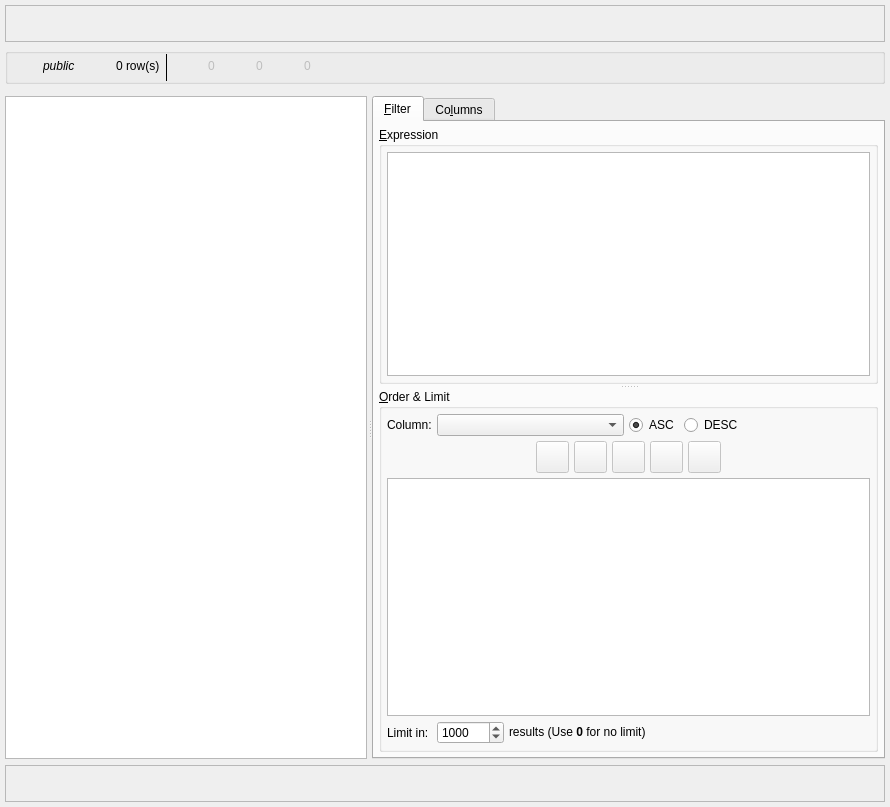
First picture: the form in libs/libgui/ui/tools/datagridwidget.ui, repository maniac787/pgmodeler, before the edit.
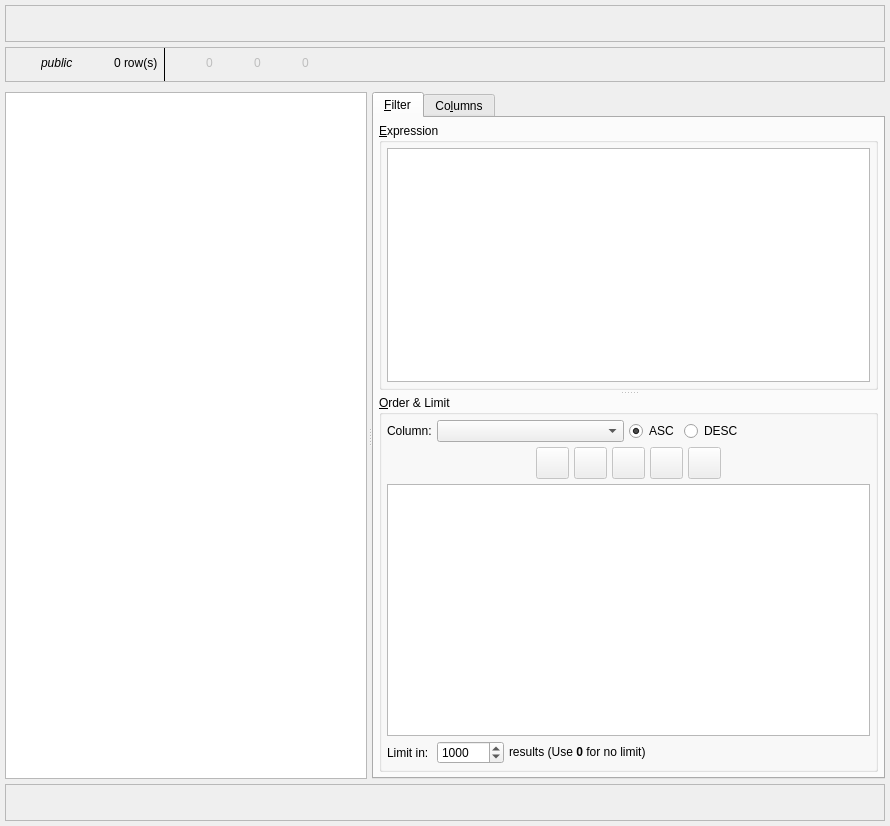
Second picture: the form after the edit. Icons and pictures are not drawn.

What changed in the file:
```diff
--- a/libs/libgui/ui/tools/datagridwidget.ui
+++ b/libs/libgui/ui/tools/datagridwidget.ui
@@ -7,13 +7,22 @@
     <x>0</x>
     <y>0</y>
     <width>890</width>
-    <height>807</height>
+    <height>826</height>
    </rect>
   </property>
+  <property name="sizePolicy">
+   <sizepolicy hsizetype="Expanding" vsizetype="Expanding">
+    <horstretch>0</horstretch>
+    <verstretch>0</verstretch>
+   </sizepolicy>
+  </property>
   <property name="windowTitle">
    <string>Form</string>
   </property>
   <layout class="QVBoxLayout" name="verticalLayout">
+   <property name="spacing">
+    <number>5</number>
+   </property>
    <property name="leftMargin">
     <number>5</number>
    </property>
@@ -113,24 +122,21 @@
     </widget>
    </item>
    <item>
-    <widget class="QGroupBox" name="tab_info_gb">
+    <widget class="QFrame" name="tab_info_frm">
      <property name="sizePolicy">
-      <sizepolicy hsizetype="Expanding" vsizetype="Fixed">
+      <sizepolicy hsizetype="Expanding" vsizetype="Preferred">
        <horstretch>0</horstretch>
        <verstretch>0</verstretch>
       </sizepolicy>
      </property>
      <property name="minimumSize">
       <size>
-       <width>25</width>
+       <width>0</width>
        <height>35</height>
       </size>
      </property>
-     <property name="title">
-      <string/>
-     </property>
-     <property name="flat">
-      <bool>false</bool>
+     <property name="frameShape">
+      <enum>QFrame::Shape::StyledPanel</enum>
      </property>
      <layout class="QHBoxLayout" name="horizontalLayout">
       <property name="leftMargin">
```
